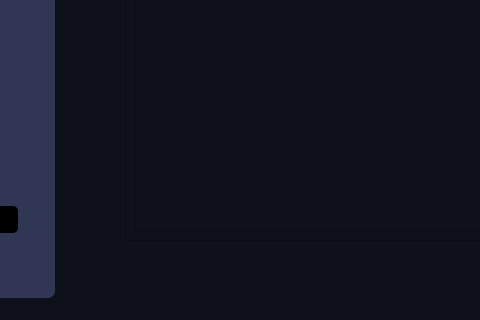
First picture: the form in mainwindow.ui, repository Deatrax/codenheimer, before the edit; both pictures show x 120 to 600 and y 366 to 686 of the 1041 by 686 pixel window.
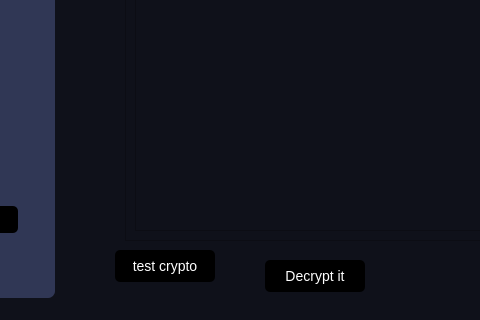
Second picture: the form after the edit. The open tabs and pages were chosen to show the change. Icons and pictures are not drawn.

Commit message: alhamdullilah, encrypt and decrypt success

```diff
--- a/mainwindow.ui
+++ b/mainwindow.ui
@@ -1174,6 +1174,60 @@
             <string>⚠⚠⚠THIS PAGE IS  FOR DEBUGGING PURPOSES ONLY⚠⚠⚠</string>
            </property>
           </widget>
+          <widget class="QPushButton" name="testCryptoButton">
+           <property name="geometry">
+            <rect>
+             <x>60</x>
+             <y>540</y>
+             <width>100</width>
+             <height>32</height>
+            </rect>
+           </property>
+           <property name="styleSheet">
+            <string notr="true">QWidget{
+	font-size:14px;
+	color: white;
+	border-radius:5px
+}
+QPushButton{
+	background:black;
+}
+
+QPushButton:hover{
+	background:#1E1E1E;
+}</string>
+           </property>
+           <property name="text">
+            <string>test crypto</string>
+           </property>
+          </widget>
+          <widget class="QPushButton" name="testDecryptButton">
+           <property name="geometry">
+            <rect>
+             <x>210</x>
+             <y>550</y>
+             <width>100</width>
+             <height>32</height>
+            </rect>
+           </property>
+           <property name="styleSheet">
+            <string notr="true">QWidget{
+	font-size:14px;
+	color: white;
+	border-radius:5px
+}
+QPushButton{
+	background:black;
+}
+
+QPushButton:hover{
+	background:#1E1E1E;
+}</string>
+           </property>
+           <property name="text">
+            <string>Decrypt it</string>
+           </property>
+          </widget>
          </widget>
         </widget>
        </item>
```
Left out of the diff: 4 changed lines with no effect on the pictures. The commit also changes 3 other files.
